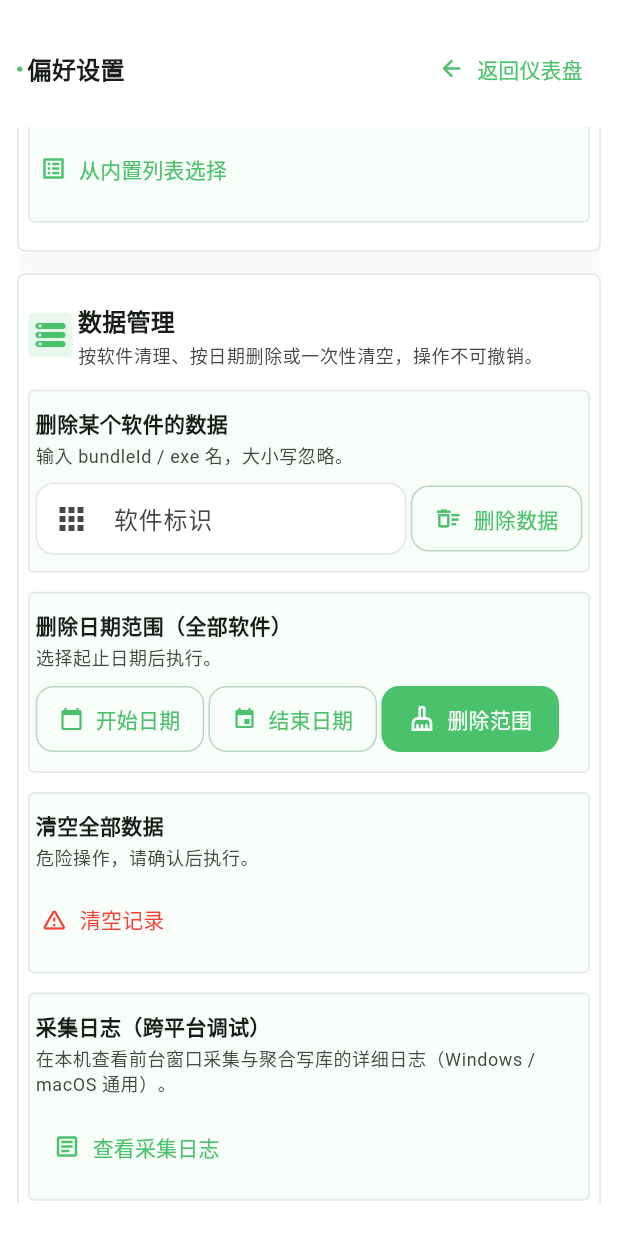
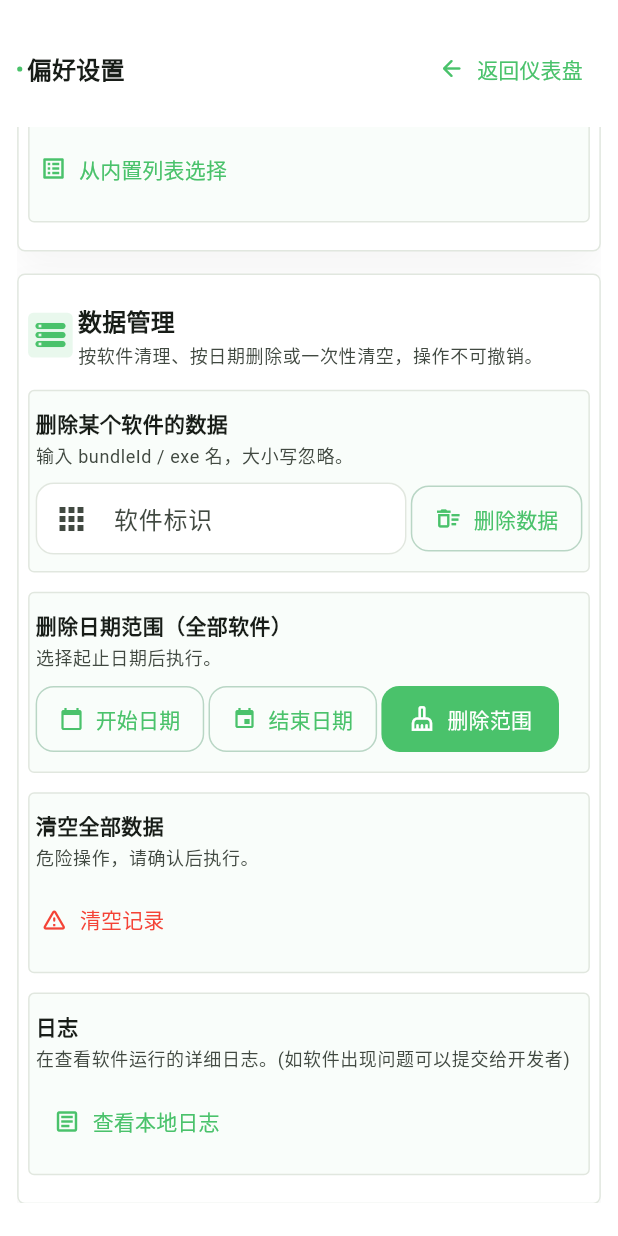
Before and after one commit to ringotypowriter/ringotrack, a Flutter app: the SettingsPage screen opened by its route, scrolled down 534 dp, on a phone screen of 412 x 824 dp. Run offline on Flutter 3.47's test engine with Material 3 defaults, Android fonts, the phone set to English and light mode, and no system bars; our stand-ins replace drift, drift_flutter, flutter_riverpod, flutter_screenutil, go_router and 1 more; missing offline and left inert: dart:ffi; accounts and stored records are empty; generated files the repository leaves out were written again.

Commit message:
fix: debug text

```diff
--- a/lib/pages/settings_page.dart
+++ b/lib/pages/settings_page.dart
@@ -280,17 +280,17 @@ class _SettingsPageState extends ConsumerState<SettingsPage> {
                         ),
                       ),
                     ),
-	                    SizedBox(height: 14.h),
-	                    _dataTile(
-	                      theme,
-	                      title: '采集日志（跨平台调试）',
-	                      helper: '在本机查看前台窗口采集与聚合写库的详细日志（Windows / macOS 通用）。',
+                    SizedBox(height: 14.h),
+                    _dataTile(
+                      theme,
+                      title: '日志',
+                      helper: '在查看软件运行的详细日志。(如软件出现问题可以提交给开发者)',
                       child: Align(
                         alignment: Alignment.centerLeft,
                         child: TextButton.icon(
                           onPressed: _showLogsViewSheet,
                           icon: const Icon(Icons.article_outlined),
-                          label: const Text('查看采集日志'),
+                          label: const Text('查看本地日志'),
                         ),
                       ),
                     ),
@@ -405,9 +405,7 @@ class _SettingsPageState extends ConsumerState<SettingsPage> {
           SizedBox(height: 4.h),
           Text(
             helper,
-            style: theme.textTheme.bodySmall?.copyWith(
-              color: onSurfaceVariant,
-            ),
+            style: theme.textTheme.bodySmall?.copyWith(color: onSurfaceVariant),
           ),
           SizedBox(height: 10.h),
           child,
@@ -443,9 +441,7 @@ class _SettingsPageState extends ConsumerState<SettingsPage> {
     if (prefs.trackedApps.isEmpty) {
       return Text(
         '当前未配置软件，将使用内置默认列表。',
-        style: theme.textTheme.bodySmall?.copyWith(
-          color: onSurfaceVariant,
-        ),
+        style: theme.textTheme.bodySmall?.copyWith(color: onSurfaceVariant),
       );
     }
 
@@ -631,8 +627,9 @@ class _SettingsPageState extends ConsumerState<SettingsPage> {
                                   vertical: 8.h,
                                 ),
                                 decoration: BoxDecoration(
-                                  color: theme.colorScheme.primary
-                                      .withOpacity(0.03),
+                                  color: theme.colorScheme.primary.withOpacity(
+                                    0.03,
+                                  ),
                                   borderRadius: BorderRadius.circular(12.r),
                                   border: Border.all(color: _cardBorder),
                                 ),
```
